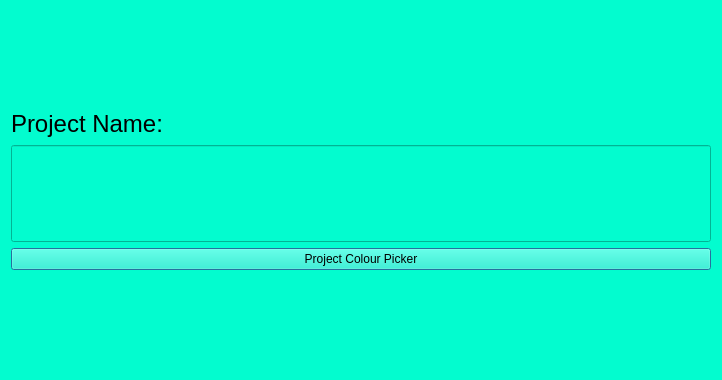
First picture: the form in Codebase/GUI/UI_Files/ProjectEditor.ui, repository Mulukulum/Amberia, before the edit.
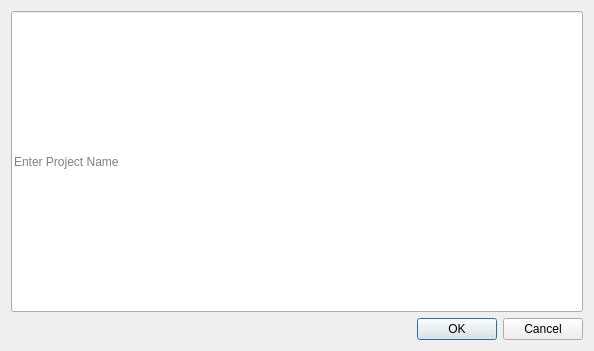
Second picture: the form after the edit.

Commit message: Got Color Edit into a dialog widget

```diff
--- a/Codebase/GUI/UI_Files/ProjectEditor.ui
+++ b/Codebase/GUI/UI_Files/ProjectEditor.ui
@@ -6,50 +6,42 @@
    <rect>
     <x>0</x>
     <y>0</y>
-    <width>722</width>
-    <height>380</height>
+    <width>594</width>
+    <height>351</height>
    </rect>
   </property>
   <property name="windowTitle">
    <string>Dialog</string>
   </property>
-  <property name="styleSheet">
-   <string notr="true">background: #03fccf</string>
-  </property>
-  <layout class="QVBoxLayout" name="verticalLayout_2">
+  <layout class="QVBoxLayout" name="verticalLayout">
    <item>
-    <layout class="QVBoxLayout" name="verticalLayout">
-     <item>
-      <widget class="QLabel" name="label">
-       <property name="maximumSize">
-        <size>
-         <width>683</width>
-         <height>29</height>
-        </size>
-       </property>
-       <property name="text">
-        <string>&lt;html&gt;&lt;head/&gt;&lt;body&gt;&lt;p&gt;&lt;span style=&quot; font-size:18pt;&quot;&gt;Project Name:&lt;/span&gt;&lt;/p&gt;&lt;/body&gt;&lt;/html&gt;</string>
-       </property>
-      </widget>
-     </item>
-     <item>
-      <widget class="QLineEdit" name="lineEdit">
-       <property name="minimumSize">
-        <size>
-         <width>697</width>
-         <height>97</height>
-        </size>
-       </property>
-      </widget>
-     </item>
-     <item>
-      <widget class="QPushButton" name="pushButton">
-       <property name="text">
-        <string>Project Colour Picker</string>
-       </property>
-      </widget>
-     </item>
-    </layout>
+    <widget class="QLineEdit" name="lineEdit">
+     <property name="sizePolicy">
+      <sizepolicy hsizetype="Expanding" vsizetype="Preferred">
+       <horstretch>0</horstretch>
+       <verstretch>0</verstretch>
+      </sizepolicy>
+     </property>
+     <property name="text">
+      <string/>
+     </property>
+     <property name="placeholderText">
+      <string>Enter Project Name</string>
+     </property>
+     <property name="clearButtonEnabled">
+      <bool>false</bool>
+     </property>
+    </widget>
+   </item>
+   <item>
+    <widget class="QDialogButtonBox" name="buttonBox">
+     <property name="orientation">
+      <enum>Qt::Horizontal</enum>
+     </property>
+     <property name="standardButtons">
+      <set>QDialogButtonBox::Cancel|QDialogButtonBox::Ok</set>
+     </property>
+    </widget>
    </item>
   </layout>
  </widget>
```
Left out of the diff: 35 changed lines with no effect on the pictures. The commit also changes 9 other files.
